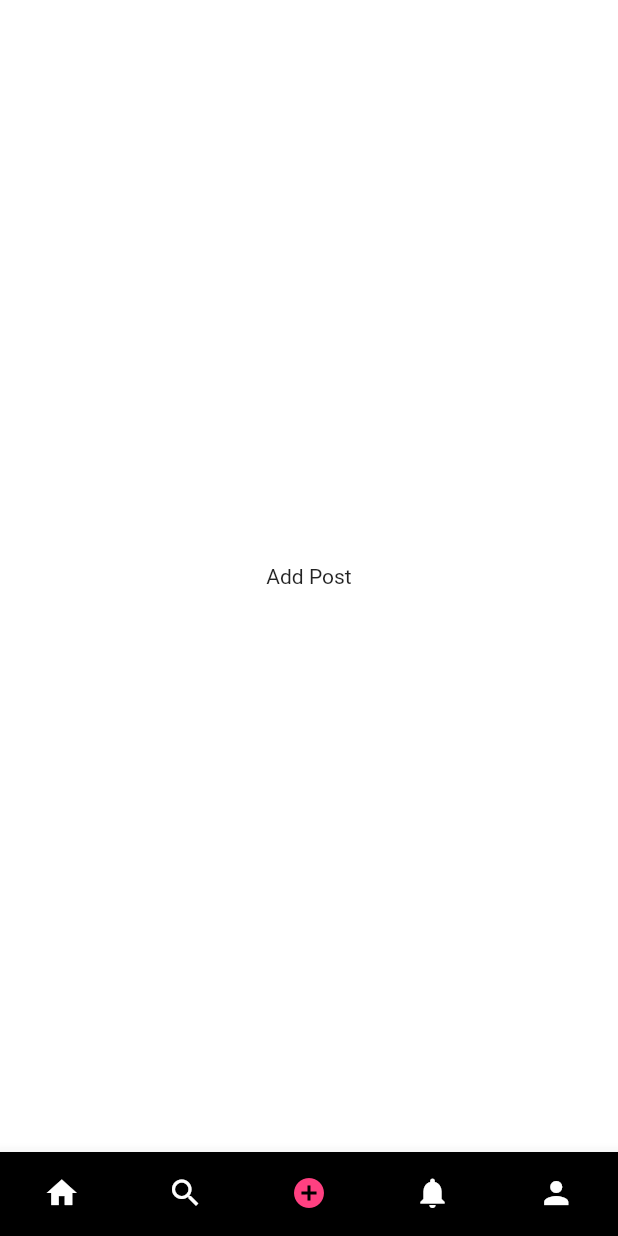
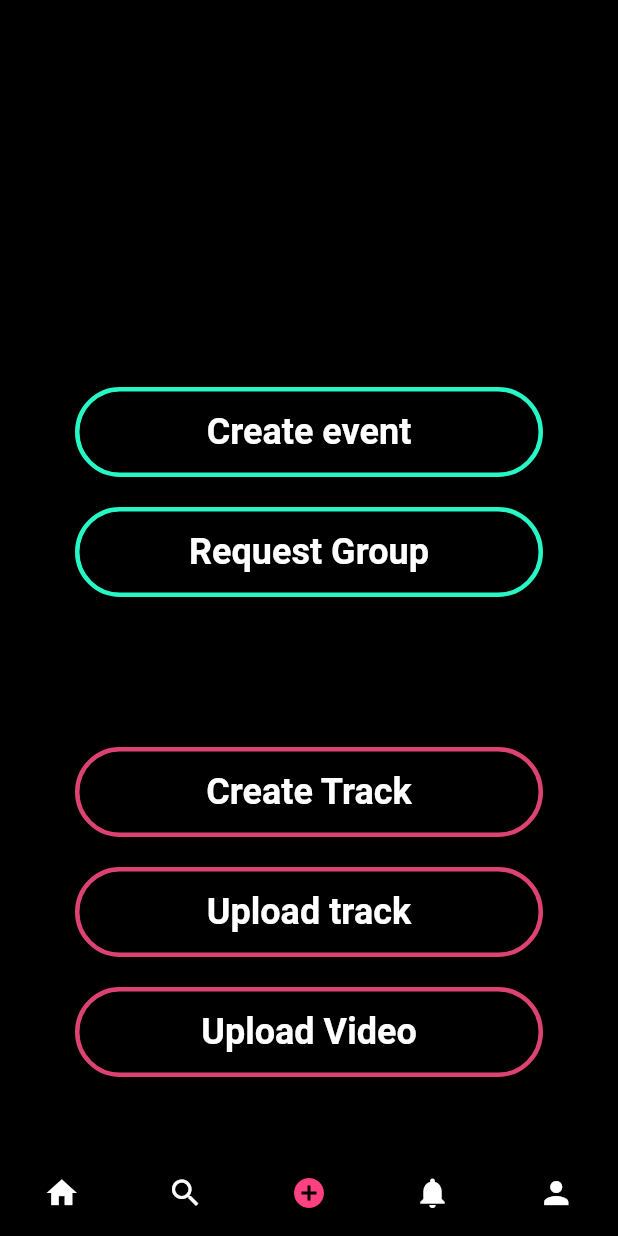
Before and after one commit to jonhygg99/candice_app, a Flutter app: the screen it shows after launch, item 3 of the bottom bar chosen, on a phone screen of 412 x 824 dp. Run offline on Flutter 3.47's test engine with Material 2 defaults, Android fonts, the light colour scheme and no system bars; our stand-ins replace cached_network_image, chewie, community_material_icon, video_player; missing offline and left inert: universal_html; Roboto replaces fonts that are missing (Roboto-Bold).

Commit message:
first implementation video

```diff
--- a/candice/lib/constants/colors.dart
+++ b/candice/lib/constants/colors.dart
@@ -3,6 +3,7 @@ import 'package:flutter/material.dart';
 const kPink = Color(0xFFDD4371);
 const kLightPink = Color(0xFFFF719B);
 const kLightBlue = Color(0xFF7495E8);
+const kNeonBlue = Color(0xFF26F7C5);
 const kYellowGradient = Color(0XFFDDD743);
 const kPinkGradient = Color(0XFFCD37AC);
 const kLightGrey = Color(0XFFDADADA);
--- a/candice/lib/constants/measures.dart
+++ b/candice/lib/constants/measures.dart
@@ -43,6 +43,8 @@ const EdgeInsets kPaddingButton =
     EdgeInsets.symmetric(horizontal: kCommonSeparation, vertical: 8.0);
 const EdgeInsets kPaddingBubbleNotificationSort = EdgeInsets.symmetric(
     horizontal: kCommonSeparation, vertical: kTinySeparation);
+const EdgeInsets kPaddingBubbleAddPost = EdgeInsets.symmetric(
+    horizontal: kCommonSeparation, vertical: kTinySeparation);
 const EdgeInsets kPaddingStory = EdgeInsets.only(
     left: kBigSeparation,
     top: kCommonSeparation,
--- a/candice/lib/main.dart
+++ b/candice/lib/main.dart
@@ -43,16 +43,10 @@ class App extends StatelessWidget {
         if (locale == null) return supportedLocales.first;
         // Check if the current device locale is supported
         for (var supportedLocale in supportedLocales) {
-          print(supportedLocale.languageCode);
-          print(locale.languageCode);
-          print(supportedLocale.countryCode);
-          print(locale.countryCode);
-          print('-----');
           if (supportedLocale.languageCode == locale.languageCode &&
               supportedLocale.countryCode == locale.countryCode)
             return supportedLocale;
         }
-        print('end');
         // If the locale of the device is not supported, use the first one
         // from the list (English, in this case).
         return supportedLocales.first;
@@ -73,7 +67,7 @@ class _NavigationBarState extends State<NavigationBar> {
   bool openMusicTab = false;
   bool showMusicTab = false;
   bool playMusic = false;
-  int index = 3;
+  int index = 1;
   List<Widget> screens;
 
   @override
--- a/candice/lib/screens/add_post/index.dart
+++ b/candice/lib/screens/add_post/index.dart
@@ -1,11 +1,85 @@
+import 'package:candice/constants/colors.dart';
+import 'package:candice/constants/measures.dart';
+import 'package:candice/constants/typography.dart';
 import 'package:flutter/material.dart';
 
 class AddPost extends StatelessWidget {
   @override
   Widget build(BuildContext context) {
-    return Container(
-      color: Colors.white,
-      child: Center(child: Text('Add Post')),
+    return SafeArea(
+      child: Column(
+        mainAxisAlignment: MainAxisAlignment.end,
+        children: <Widget>[
+          AddPostDesignButton(
+            title: 'Create event',
+            color: kNeonBlue,
+            action: () => print('Create event'),
+          ),
+          AddPostDesignButton(
+            title: 'Request Group',
+            color: kNeonBlue,
+            action: () => print('Request Group'),
+          ),
+          const SizedBox(height: 80.0),
+          AddPostDesignButton(
+            title: 'Create Track',
+            color: kPink,
+            action: () => print('Create track'),
+          ),
+          AddPostDesignButton(
+            title: 'Upload track',
+            color: kPink,
+            action: () => print('Upload Track'),
+          ),
+          AddPostDesignButton(
+            title: 'Upload Video',
+            color: kPink,
+            action: () => print('Upload Video'),
+          ),
+          const SizedBox(height: 40.0),
+        ],
+      ),
     );
   }
 }
+
+class AddPostDesignButton extends StatelessWidget {
+  AddPostDesignButton(
+      {@required this.title, @required this.color, this.action});
+  final String title;
+  final Color color;
+  final Function action;
+
+  @override
+  Widget build(BuildContext context) {
+    return Padding(
+      padding: const EdgeInsets.symmetric(
+          horizontal: 50.0, vertical: kSmallSeparation),
+      child: InkWell(
+        borderRadius: BorderRadius.all(kBorderRadiusCircle),
+        onTap: action,
+        child: Container(
+          width: MediaQuery.of(context).size.width,
+          padding: kPaddingBubbleAddPost,
+          decoration: BoxDecoration(
+              color: Colors.transparent,
+              border: Border.all(width: 3, color: color),
+              borderRadius: BorderRadius.all(kBorderRadiusCircle)),
+          child: Padding(
+            padding: const EdgeInsets.symmetric(vertical: 8.0),
+            child: Center(
+              child: Text(
+                title,
+                style: TextStyle(
+                    color: Colors.white,
+                    fontFamily: kRobotoBold,
+                    fontWeight: FontWeight.bold,
+                    fontSize: 24.0),
+              ),
+            ),
+          ),
+        ),
+      ),
+    );
+  }
+}
--- a/candice/lib/screens/notifications/bubbleNotificationSortDesign.dart
+++ b/candice/lib/screens/notifications/bubbleNotificationSortDesign.dart
@@ -32,7 +32,8 @@ class BubbleNotificationSortDesign extends StatelessWidget {
               fontWeight: FontWeight.bold,
             ),
           ),
-          )),
+        ),
+      ),
     );
   }
 }
```
Also changed, not shown: candice/lib/screens/search/index.dart (+65 -3 lines), candice/pubspec.yaml (+3 -4 lines), candice/pubspec.lock, 2 other files. Lines whose indentation alone changed are shown as unchanged.
